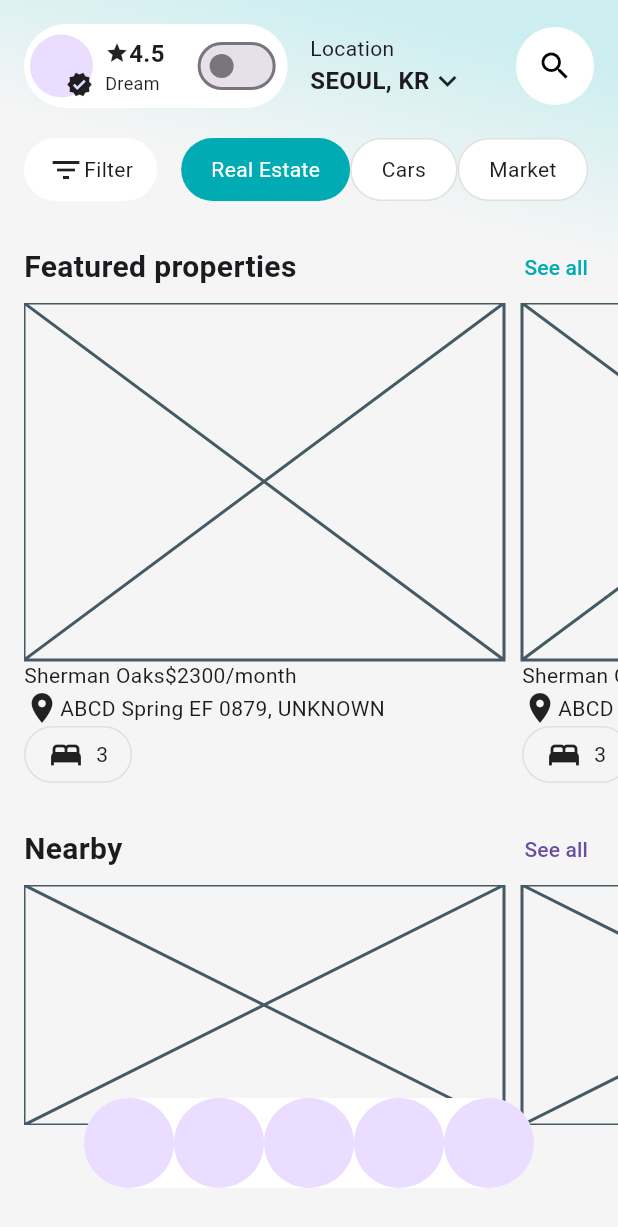
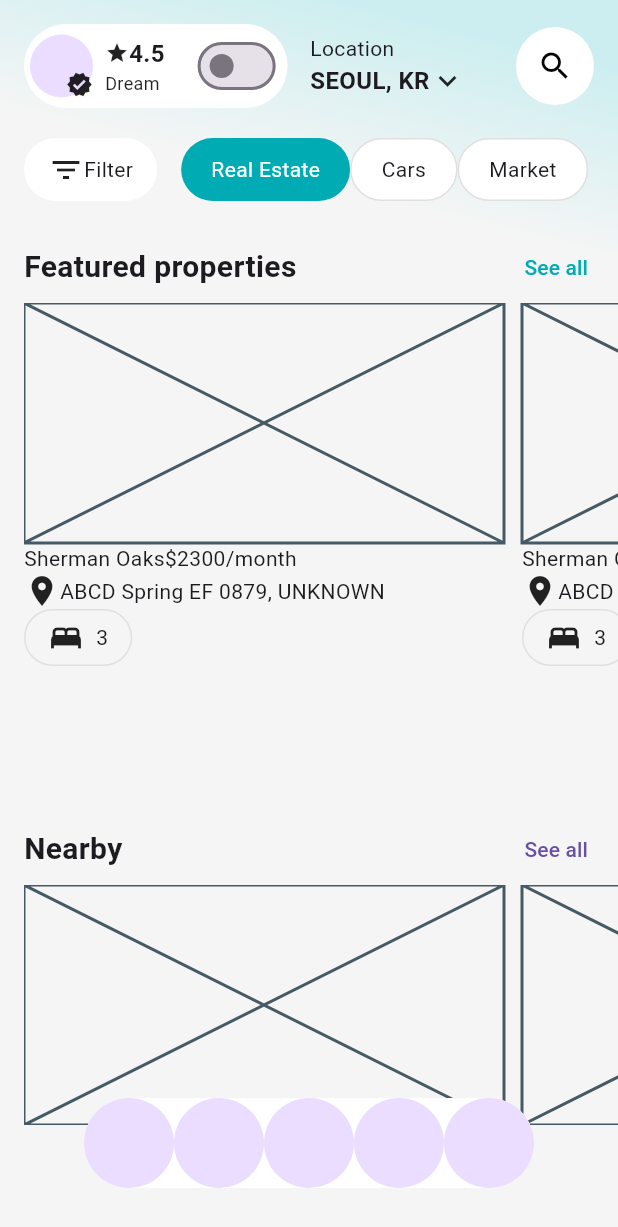
Before and after one commit to JAICHANGPARK/flutter_notebook_chapter_49, a Flutter app: the RealEstateHomePage screen opened directly, on a phone screen of 412 x 824 dp. Shown: the top 1227 px of the screen. Run offline on Flutter 3.47's test engine with Material 3 defaults, Android fonts, the phone set to English and light mode, and no system bars; our stand-ins replace dots_indicator, gap, google_fonts.

Commit message:
Update real_estate_home_page.dart

```diff
--- a/lib/ep2472_real_estate_app/ui/real_estate_home_page.dart
+++ b/lib/ep2472_real_estate_app/ui/real_estate_home_page.dart
@@ -241,11 +241,17 @@ class _RealEstateHomePageState extends State<RealEstateHomePage> {
                               return Container(
                                 width: 320,
                                 margin: EdgeInsets.only(right: 12),
+                                decoration: BoxDecoration(
+                                  boxShadow: [
+                                    BoxShadow(color: Colors.grey[100]!),
+                                  ],
+                                ),
                                 child: Column(
                                   crossAxisAlignment: CrossAxisAlignment.start,
                                   children: [
                                     Expanded(child: Placeholder()),
-                                    Column(
+                                    Expanded(
+                                      child: Column(
                                         children: [
                                           Row(
                                             children: [
@@ -257,7 +263,9 @@ class _RealEstateHomePageState extends State<RealEstateHomePage> {
                                           Row(
                                             children: [
                                               Icon(Icons.location_on),
-                                            Text("ABCD Spring EF 0879, UNKNOWN"),
+                                              Text(
+                                                "ABCD Spring EF 0879, UNKNOWN",
+                                              ),
                                             ],
                                           ),
                                           Row(
@@ -285,8 +293,8 @@ class _RealEstateHomePageState extends State<RealEstateHomePage> {
                                             ],
                                           ),
                                         ],
-                                    )
-
+                                      ),
+                                    ),
                                   ],
                                 ),
                               );
```
Lines whose indentation alone changed are shown as unchanged.
